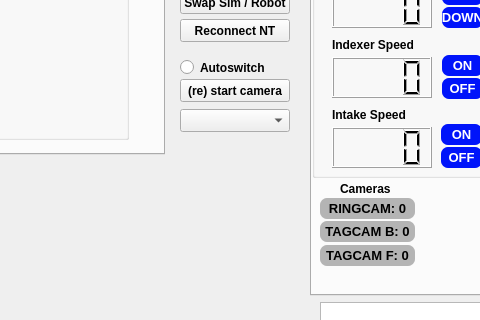
Old version of the form gui/layout_2024.ui in the repository aesatchien/FRC2429_2024; both pictures show x 410 to 890 and y 174 to 494 of the 1455 by 725 pixel window.
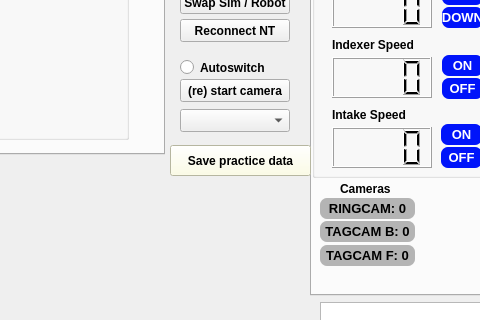
New version of the form. Icons and pictures are not drawn. Custom widgets are drawn as their Qt base class.

What changed in the file:
```diff
--- a/gui/layout_2024.ui
+++ b/gui/layout_2024.ui
@@ -23,6 +23,9 @@
    <iconset>
     <normaloff>png/blockhead.ico</normaloff>png/blockhead.ico</iconset>
   </property>
+  <property name="styleSheet">
+   <string notr="true"/>
+  </property>
   <widget class="QWidget" name="centralwidget">
    <widget class="QPlainTextEdit" name="qt_text_status">
     <property name="geometry">
@@ -2093,6 +2096,471 @@
      <set>Qt::AlignCenter</set>
     </property>
    </widget>
+   <widget class="QPushButton" name="qbutton_save_practices">
+    <property name="geometry">
+     <rect>
+      <x>580</x>
+      <y>300</y>
+      <width>141</width>
+      <height>31</height>
+     </rect>
+    </property>
+    <property name="palette">
+     <palette>
+      <active>
+       <colorrole role="WindowText">
+        <brush brushstyle="SolidPattern">
+         <color alpha="255">
+          <red>0</red>
+          <green>0</green>
+          <blue>0</blue>
+         </color>
+        </brush>
+       </colorrole>
+       <colorrole role="Button">
+        <brush brushstyle="SolidPattern">
+         <color alpha="255">
+          <red>255</red>
+          <green>255</green>
+          <blue>224</blue>
+         </color>
+        </brush>
+       </colorrole>
+       <colorrole role="Light">
+        <brush brushstyle="SolidPattern">
+         <color alpha="255">
+          <red>255</red>
+          <green>255</green>
+          <blue>254</blue>
+         </color>
+        </brush>
+       </colorrole>
+       <colorrole role="Midlight">
+        <brush brushstyle="SolidPattern">
+         <color alpha="255">
+          <red>255</red>
+          <green>255</green>
+          <blue>190</blue>
+         </color>
+        </brush>
+       </colorrole>
+       <colorrole role="Dark">
+        <brush brushstyle="SolidPattern">
+         <color alpha="255">
+          <red>127</red>
+          <green>127</green>
+          <blue>63</blue>
+         </color>
+        </brush>
+       </colorrole>
+       <colorrole role="Mid">
+        <brush brushstyle="SolidPattern">
+         <color alpha="255">
+          <red>170</red>
+          <green>170</green>
+          <blue>85</blue>
+         </color>
+        </brush>
+       </colorrole>
+       <colorrole role="Text">
+        <brush brushstyle="SolidPattern">
+         <color alpha="255">
+          <red>0</red>
+          <green>0</green>
+          <blue>0</blue>
+         </color>
+        </brush>
+       </colorrole>
+       <colorrole role="BrightText">
+        <brush brushstyle="SolidPattern">
+         <color alpha="255">
+          <red>255</red>
+          <green>255</green>
+          <blue>255</blue>
+         </color>
+        </brush>
+       </colorrole>
+       <colorrole role="ButtonText">
+        <brush brushstyle="SolidPattern">
+         <color alpha="255">
+          <red>0</red>
+          <green>0</green>
+          <blue>0</blue>
+         </color>
+        </brush>
+       </colorrole>
+       <colorrole role="Base">
+        <brush brushstyle="SolidPattern">
+         <color alpha="255">
+          <red>255</red>
+          <green>255</green>
+          <blue>224</blue>
+         </color>
+        </brush>
+       </colorrole>
+       <colorrole role="Window">
+        <brush brushstyle="SolidPattern">
+         <color alpha="255">
+          <red>255</red>
+          <green>255</green>
+          <blue>224</blue>
+         </color>
+        </brush>
+       </colorrole>
+       <colorrole role="Shadow">
+        <brush brushstyle="SolidPattern">
+         <color alpha="255">
+          <red>0</red>
+          <green>0</green>
+          <blue>0</blue>
+         </color>
+        </brush>
+       </colorrole>
+       <colorrole role="AlternateBase">
+        <brush brushstyle="SolidPattern">
+         <color alpha="255">
+          <red>255</red>
+          <green>255</green>
+          <blue>191</blue>
+         </color>
+        </brush>
+       </colorrole>
+       <colorrole role="ToolTipBase">
+        <brush brushstyle="SolidPattern">
+         <color alpha="255">
+          <red>255</red>
+          <green>255</green>
+          <blue>220</blue>
+         </color>
+        </brush>
+       </colorrole>
+       <colorrole role="ToolTipText">
+        <brush brushstyle="SolidPattern">
+         <color alpha="255">
+          <red>0</red>
+          <green>0</green>
+          <blue>0</blue>
+         </color>
+        </brush>
+       </colorrole>
+       <colorrole role="PlaceholderText">
+        <brush brushstyle="SolidPattern">
+         <color alpha="128">
+          <red>0</red>
+          <green>0</green>
+          <blue>0</blue>
+         </color>
+        </brush>
+       </colorrole>
+      </active>
+      <inactive>
+       <colorrole role="WindowText">
+        <brush brushstyle="SolidPattern">
+         <color alpha="255">
+          <red>0</red>
+          <green>0</green>
+          <blue>0</blue>
+         </color>
+        </brush>
+       </colorrole>
+       <colorrole role="Button">
+        <brush brushstyle="SolidPattern">
+         <color alpha="255">
+          <red>255</red>
+          <green>255</green>
+          <blue>224</blue>
+         </color>
+        </brush>
+       </colorrole>
+       <colorrole role="Light">
+        <brush brushstyle="SolidPattern">
+         <color alpha="255">
+          <red>255</red>
+          <green>255</green>
+          <blue>254</blue>
+         </color>
+        </brush>
+       </colorrole>
+       <colorrole role="Midlight">
+        <brush brushstyle="SolidPattern">
+         <color alpha="255">
+          <red>255</red>
+          <green>255</green>
+          <blue>190</blue>
+         </color>
+        </brush>
+       </colorrole>
+       <colorrole role="Dark">
+        <brush brushstyle="SolidPattern">
+         <color alpha="255">
+          <red>127</red>
+          <green>127</green>
+          <blue>63</blue>
+         </color>
+        </brush>
+       </colorrole>
+       <colorrole role="Mid">
+        <brush brushstyle="SolidPattern">
+         <color alpha="255">
+          <red>170</red>
+          <green>170</green>
+          <blue>85</blue>
+         </color>
+        </brush>
+       </colorrole>
+       <colorrole role="Text">
+        <brush brushstyle="SolidPattern">
+         <color alpha="255">
+          <red>0</red>
+          <green>0</green>
+          <blue>0</blue>
+         </color>
+        </brush>
+       </colorrole>
+       <colorrole role="BrightText">
+        <brush brushstyle="SolidPattern">
+         <color alpha="255">
+          <red>255</red>
+          <green>255</green>
+          <blue>255</blue>
+         </color>
+        </brush>
+       </colorrole>
+       <colorrole role="ButtonText">
+        <brush brushstyle="SolidPattern">
+         <color alpha="255">
+          <red>0</red>
+          <green>0</green>
+          <blue>0</blue>
+         </color>
+        </brush>
+       </colorrole>
+       <colorrole role="Base">
+        <brush brushstyle="SolidPattern">
+         <color alpha="255">
+          <red>255</red>
+          <green>255</green>
+          <blue>224</blue>
+         </color>
+        </brush>
+       </colorrole>
+       <colorrole role="Window">
+        <brush brushstyle="SolidPattern">
+         <color alpha="255">
+          <red>255</red>
+          <green>255</green>
+          <blue>224</blue>
+         </color>
+        </brush>
+       </colorrole>
+       <colorrole role="Shadow">
+        <brush brushstyle="SolidPattern">
+         <color alpha="255">
+          <red>0</red>
+          <green>0</green>
+          <blue>0</blue>
+         </color>
+        </brush>
+       </colorrole>
+       <colorrole role="AlternateBase">
+        <brush brushstyle="SolidPattern">
+         <color alpha="255">
+          <red>255</red>
+          <green>255</green>
+          <blue>191</blue>
+         </color>
+        </brush>
+       </colorrole>
+       <colorrole role="ToolTipBase">
+        <brush brushstyle="SolidPattern">
+         <color alpha="255">
+          <red>255</red>
+          <green>255</green>
+          <blue>220</blue>
+         </color>
+        </brush>
+       </colorrole>
+       <colorrole role="ToolTipText">
+        <brush brushstyle="SolidPattern">
+         <color alpha="255">
+          <red>0</red>
+          <green>0</green>
+          <blue>0</blue>
+         </color>
+        </brush>
+       </colorrole>
+       <colorrole role="PlaceholderText">
+        <brush brushstyle="SolidPattern">
+         <color alpha="128">
+          <red>0</red>
+          <green>0</green>
+          <blue>0</blue>
+         </color>
+        </brush>
+       </colorrole>
+      </inactive>
+      <disabled>
+       <colorrole role="WindowText">
+        <brush brushstyle="SolidPattern">
+         <color alpha="255">
+          <red>127</red>
+          <green>127</green>
+          <blue>63</blue>
+         </color>
+        </brush>
+       </colorrole>
+       <colorrole role="Button">
+        <brush brushstyle="SolidPattern">
+         <color alpha="255">
+          <red>255</red>
+          <green>255</green>
+          <blue>224</blue>
+         </color>
+        </brush>
+       </colorrole>
+       <colorrole role="Light">
+        <brush brushstyle="SolidPattern">
+         <color alpha="255">
+          <red>255</red>
+          <green>255</green>
+          <blue>254</blue>
+         </color>
+        </brush>
+       </colorrole>
+       <colorrole role="Midlight">
+        <brush brushstyle="SolidPattern">
+         <color alpha="255">
+          <red>255</red>
+          <green>255</green>
+          <blue>190</blue>
+         </color>
+        </brush>
+       </colorrole>
+       <colorrole role="Dark">
+        <brush brushstyle="SolidPattern">
+         <color alpha="255">
+          <red>127</red>
+          <green>127</green>
+          <blue>63</blue>
+         </color>
+        </brush>
+       </colorrole>
+       <colorrole role="Mid">
+        <brush brushstyle="SolidPattern">
+         <color alpha="255">
+          <red>170</red>
+          <green>170</green>
+          <blue>85</blue>
+         </color>
+        </brush>
+       </colorrole>
+       <colorrole role="Text">
+        <brush brushstyle="SolidPattern">
+         <color alpha="255">
+          <red>127</red>
+          <green>127</green>
+          <blue>63</blue>
+         </color>
+        </brush>
+       </colorrole>
+       <colorrole role="BrightText">
+        <brush brushstyle="SolidPattern">
+         <color alpha="255">
+          <red>255</red>
+          <green>255</green>
+          <blue>255</blue>
+         </color>
+        </brush>
+       </colorrole>
+       <colorrole role="ButtonText">
+        <brush brushstyle="SolidPattern">
+         <color alpha="255">
+          <red>127</red>
+          <green>127</green>
+          <blue>63</blue>
+         </color>
+        </brush>
+       </colorrole>
+       <colorrole role="Base">
+        <brush brushstyle="SolidPattern">
+         <color alpha="255">
+          <red>255</red>
+          <green>255</green>
+          <blue>224</blue>
+         </color>
+        </brush>
+       </colorrole>
+       <colorrole role="Window">
+        <brush brushstyle="SolidPattern">
+         <color alpha="255">
+          <red>255</red>
+          <green>255</green>
+          <blue>224</blue>
+         </color>
+        </brush>
+       </colorrole>
+       <colorrole role="Shadow">
+        <brush brushstyle="SolidPattern">
+         <color alpha="255">
+          <red>0</red>
+          <green>0</green>
+          <blue>0</blue>
+         </color>
+        </brush>
+       </colorrole>
+       <colorrole role="AlternateBase">
+        <brush brushstyle="SolidPattern">
+         <color alpha="255">
+          <red>255</red>
+          <green>255</green>
+          <blue>127</blue>
+         </color>
+        </brush>
+       </colorrole>
+       <colorrole role="ToolTipBase">
+        <brush brushstyle="SolidPattern">
+         <color alpha="255">
+          <red>255</red>
+          <green>255</green>
+          <blue>220</blue>
+         </color>
+        </brush>
+       </colorrole>
+       <colorrole role="ToolTipText">
+        <brush brushstyle="SolidPattern">
+         <color alpha="255">
+          <red>0</red>
+          <green>0</green>
+          <blue>0</blue>
+         </color>
+        </brush>
+       </colorrole>
+       <colorrole role="PlaceholderText">
+        <brush brushstyle="SolidPattern">
+         <color alpha="128">
+          <red>0</red>
+          <green>0</green>
+          <blue>0</blue>
+         </color>
+        </brush>
+       </colorrole>
+      </disabled>
+     </palette>
+    </property>
+    <property name="autoFillBackground">
+     <bool>false</bool>
+    </property>
+    <property name="styleSheet">
+     <string notr="true">background-color: lightYellow</string>
+    </property>
+    <property name="text">
+     <string>Save practice data</string>
+    </property>
+    <property name="icon">
+     <iconset resource="resources.qrc">
+      <normaloff>:/icons/folder-horizontal.png</normaloff>:/icons/folder-horizontal.png</iconset>
+    </property>
+   </widget>
    <zorder>tabWidget</zorder>
    <zorder>qt_text_status</zorder>
    <zorder>tabWidget_2</zorder>
@@ -2109,6 +2577,7 @@
    <zorder>qlabel_ringcam_indicator</zorder>
    <zorder>qlabel_tagcam_back_indicator</zorder>
    <zorder>qlabel_tagcam_front_indicator</zorder>
+   <zorder>qbutton_save_practices</zorder>
   </widget>
   <widget class="QMenuBar" name="menubar">
    <property name="geometry">
@@ -2116,7 +2585,7 @@
      <x>0</x>
      <y>0</y>
      <width>1455</width>
-     <height>21</height>
+     <height>26</height>
     </rect>
    </property>
    <widget class="QMenu" name="menuFile">
```
